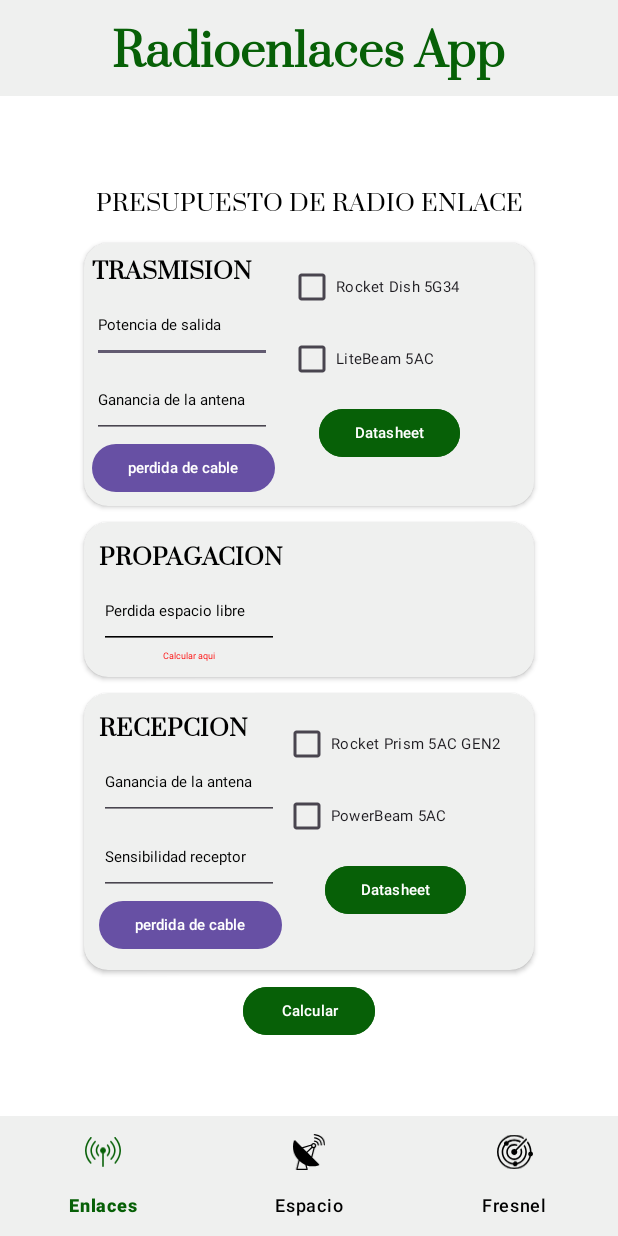
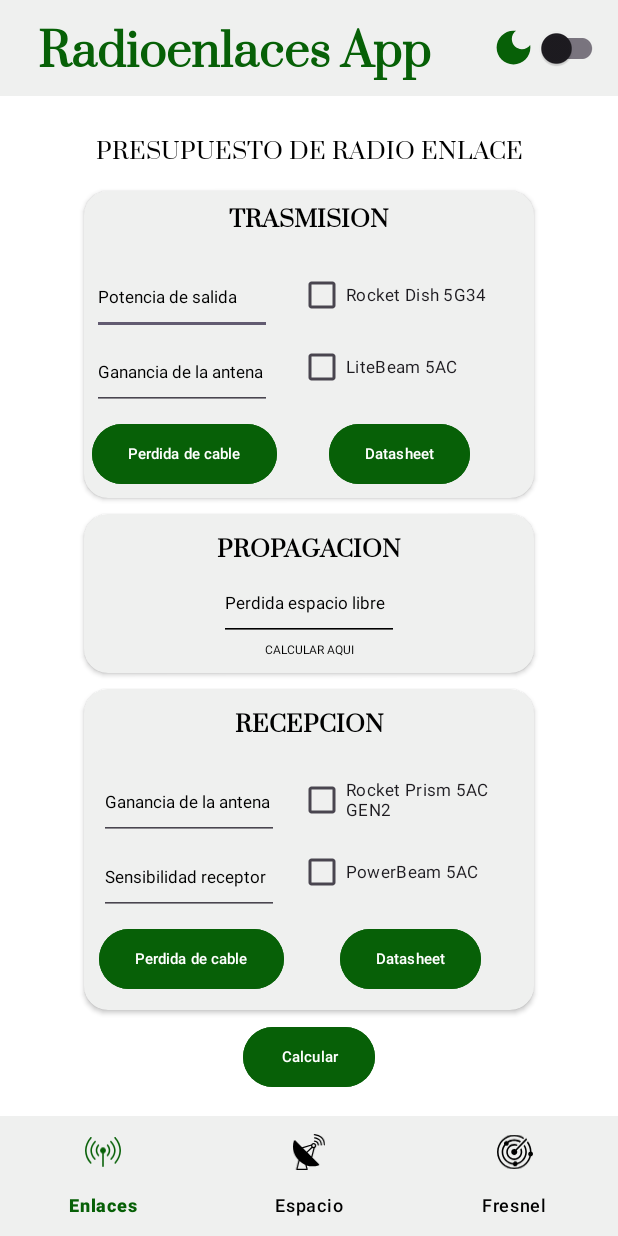
Before and after one commit to carlosenrique312/Proyecto-Radioenlaces, an Android app: the screen it shows after launch (MainActivity), on a phone screen of 412 x 824 dp. Run offline under Robolectric (Android 15) with nearby library versions, the phone set to English and light mode, and no system bars; our stand-ins replace navigation-ui.

Commit message:
initial commit

```diff
--- a/app/src/main/java/com/example/calculadorav4/MainActivity.kt
+++ b/app/src/main/java/com/example/calculadorav4/MainActivity.kt
@@ -2,6 +2,7 @@ package com.example.calculadorav4
 
 import android.os.Bundle
 import androidx.appcompat.app.AppCompatActivity
+import androidx.appcompat.app.AppCompatDelegate
 import androidx.navigation.NavController
 import androidx.navigation.fragment.NavHostFragment
 import androidx.navigation.ui.setupWithNavController
@@ -16,6 +17,19 @@ class MainActivity : AppCompatActivity() {
         binding=ActivityMainBinding.inflate(layoutInflater)
         setContentView(binding.root)
         initUI()
+        initListeners()
+    }
+
+    private fun initListeners() {
+        binding.switchDarkMode.setOnCheckedChangeListener { _, value ->
+
+            if (value){
+                enableDarkMode()
+            }else{
+                disableDarkMode()
+            }
+
+        }
     }
 
     private fun initUI() {
@@ -27,4 +41,12 @@ class MainActivity : AppCompatActivity() {
         navController=navHost.navController
         binding.bottonNavViews.setupWithNavController(navController)
     }
+    private fun enableDarkMode(){
+        AppCompatDelegate.setDefaultNightMode(AppCompatDelegate.MODE_NIGHT_YES)
+        delegate.applyDayNight()
+    }
+    private fun disableDarkMode(){
+        AppCompatDelegate.setDefaultNightMode(AppCompatDelegate.MODE_NIGHT_NO)
+        delegate.applyDayNight()
+    }
 }
--- a/app/src/main/res/color/botton_nav_selector.xml
+++ b/app/src/main/res/color/botton_nav_selector.xml
@@ -1,5 +1,5 @@
 <?xml version="1.0" encoding="utf-8"?>
 <selector xmlns:android="http://schemas.android.com/apk/res/android">
-    <item android:color="@color/secondary" android:state_checked="true"/>
-    <item android:color="@color/accent" />
+    <item android:color="@color/first_combine_color" android:state_checked="true"/>
+    <item android:color="@color/second_combine_color" />
 </selector>
--- /dev/null
+++ b/app/src/main/res/drawable/ic_dark_mode.xml
@@ -0,0 +1,5 @@
+<vector xmlns:android="http://schemas.android.com/apk/res/android" android:height="24dp" android:tint="#000000" android:viewportHeight="24" android:viewportWidth="24" android:width="24dp">
+
+    <path android:fillColor="@android:color/white" android:pathData="M12,3c-4.97,0 -9,4.03 -9,9s4.03,9 9,9s9,-4.03 9,-9c0,-0.46 -0.04,-0.92 -0.1,-1.36c-0.98,1.37 -2.58,2.26 -4.4,2.26c-2.98,0 -5.4,-2.42 -5.4,-5.4c0,-1.81 0.89,-3.42 2.26,-4.4C12.92,3.04 12.46,3 12,3L12,3z"/>
+
+</vector>
--- a/app/src/main/res/layout/activity_main.xml
+++ b/app/src/main/res/layout/activity_main.xml
@@ -7,11 +7,12 @@
     android:layout_height="match_parent"
     tools:context=".MainActivity">
 
-    <FrameLayout
+    <LinearLayout
         android:id="@+id/toolbar"
-        android:layout_width="0dp"
+        android:layout_width="match_parent"
         android:layout_height="?attr/actionBarSize"
         android:background="@color/primary_dark"
+        android:orientation="horizontal"
         app:layout_constraintEnd_toEndOf="parent"
         app:layout_constraintStart_toStartOf="parent"
         app:layout_constraintTop_toTopOf="parent"
@@ -22,12 +23,27 @@
             android:layout_height="wrap_content"
             android:layout_gravity="center"
             android:text="@string/app_name"
-            android:textColor="@color/secondary"
+            android:textColor="@color/tittle_app"
             android:fontFamily="@font/prata"
             android:textSize="30sp"
-            android:textStyle="bold" />
+            android:textStyle="bold"
+            android:layout_marginStart="25dp"/>
 
-    </FrameLayout>
+        <ImageView
+            android:layout_gravity="center"
+            android:layout_width="30dp"
+            android:layout_height="30dp"
+            android:src="@drawable/ic_dark_mode"
+            android:layout_marginStart="40dp"
+            app:tint="@color/tittle_app" />
+
+        <com.google.android.material.switchmaterial.SwitchMaterial
+            android:id="@+id/switch_dark_mode"
+            android:layout_width="wrap_content"
+            android:layout_height="wrap_content"
+            android:layout_gravity="center"/>
+
+    </LinearLayout>
 
     <androidx.fragment.app.FragmentContainerView
         android:id="@+id/fragmentContainerView"
--- a/app/src/main/res/layout/fragment_free_space.xml
+++ b/app/src/main/res/layout/fragment_free_space.xml
@@ -14,13 +14,30 @@
         android:id="@+id/tv_free_space_loss"
         android:layout_width="wrap_content"
         android:layout_height="wrap_content"
-        android:gravity="center"
         android:text="@string/free_space_tittle"
         style="@style/tv_tittle_link_budget_style"
         android:layout_marginVertical="20dp"/>
 
+    <TextView
+        android:id="@+id/tv_free_space_loss_description"
+        android:layout_margin="5dp"
+        android:layout_width="wrap_content"
+        android:layout_height="wrap_content"
+        android:textAlignment="center"
+        android:text="@string/free_space_description"
+        android:textSize="15sp"
+        android:layout_marginVertical="20dp"/>
+
+    <ImageView
+        android:id="@+id/img_free_space_loss"
+        android:layout_width="200dp"
+        android:contentDescription="@string/app_name"
+        android:layout_height="200dp"
+        android:src="@drawable/free_space_img"/>
+
+
     <androidx.cardview.widget.CardView
-        android:layout_width="match_parent"
+        android:layout_width="300dp"
         android:layout_height="wrap_content"
         android:layout_margin="10dp"
         app:cardBackgroundColor="@color/primary_dark"
@@ -31,16 +48,6 @@
             android:layout_height="wrap_content"
             android:layout_margin="10dp">
 
-            <ImageView
-                android:id="@+id/img_free_space_loss"
-                android:layout_width="200dp"
-                android:contentDescription="@string/app_name"
-                android:layout_height="200dp"
-                android:src="@drawable/free_space_img"
-                app:layout_constraintTop_toTopOf="parent"
-                app:layout_constraintStart_toStartOf="parent"
-                app:layout_constraintEnd_toEndOf="parent" />
-
             <EditText
                 android:id="@+id/distance_free_space"
                 android:layout_width="wrap_content"
@@ -48,28 +55,31 @@
                 android:hint="@string/free_space_distance_edit_text"
                 android:importantForAutofill="no"
                 style="@style/edit_text_link_budget_style"
-                android:textSize="23sp"
+                android:maxLength="8"
                 app:layout_constraintEnd_toEndOf="parent"
                 app:layout_constraintStart_toStartOf="parent"
-                app:layout_constraintTop_toBottomOf="@id/img_free_space_loss" />
+                app:layout_constraintTop_toTopOf="parent"/>
 
             <Spinner
                 android:id="@+id/spinner_frequency_free_space"
                 android:layout_width="wrap_content"
-                android:layout_height="50dp"
+                android:layout_height="48dp"
                 app:layout_constraintEnd_toEndOf="parent"
                 app:layout_constraintStart_toStartOf="parent"
                 app:layout_constraintTop_toBottomOf="@+id/distance_free_space" />
+
+            <Button
+                android:id="@+id/btn_free_space"
+                android:layout_width="wrap_content"
+                android:layout_height="wrap_content"
+                style="@style/btn_datasheet_link_budget_style"
+                android:text="@string/free_space_calculate_button"
+                app:layout_constraintTop_toBottomOf="@id/spinner_frequency_free_space"
+                app:layout_constraintEnd_toEndOf="parent"
+                app:layout_constraintStart_toStartOf="parent"/>
 
         </androidx.constraintlayout.widget.ConstraintLayout>
 
     </androidx.cardview.widget.CardView>
 
-    <Button
-        android:id="@+id/btn_free_space"
-        android:layout_width="wrap_content"
-        android:layout_height="wrap_content"
-        style="@style/btn_datasheet_link_budget_style"
-        android:text="@string/free_space_calculate_button" />
-
 </LinearLayout>
--- a/app/src/main/res/layout/fragment_link_budget.xml
+++ b/app/src/main/res/layout/fragment_link_budget.xml
@@ -41,6 +41,7 @@
                 android:layout_width="wrap_content"
                 android:layout_height="wrap_content"
                 android:text="@string/radio_link_transmission"
+                app:layout_constraintEnd_toEndOf="parent"
                 app:layout_constraintStart_toStartOf="parent"
                 app:layout_constraintTop_toTopOf="parent" />
 
@@ -49,6 +50,7 @@
                 style="@style/edit_text_link_budget_style"
                 android:layout_width="120dp"
                 android:layout_height="50dp"
+                android:layout_marginTop="16dp"
                 android:hint="@string/radio_link_transmission_output_power"
                 android:importantForAutofill="no"
                 app:layout_constraintStart_toStartOf="parent"
@@ -66,43 +68,45 @@
 
             <Button
                 android:id="@+id/btn_wire_transmission"
+                style="@style/btn_datasheet_link_budget_style"
                 android:layout_width="wrap_content"
-                android:layout_height="40dp"
-                android:textSize="10sp"
-                android:text="perdida de cable"
+                android:layout_height="48dp"
+                android:text="@string/button_wire"
                 app:layout_constraintStart_toStartOf="parent"
                 app:layout_constraintTop_toBottomOf="@id/etAntennaGain" />
 
             <CheckBox
                 android:id="@+id/antennaRD"
                 android:layout_width="150dp"
-                android:layout_height="wrap_content"
+                android:layout_height="48dp"
                 android:layout_marginStart="15dp"
-                android:text="Rocket Dish 5G34"
-                android:textSize="10sp"
+                android:layout_marginTop="40dp"
+                android:text="@string/Rocket_Dish_5G34"
+                android:textSize="11sp"
                 app:layout_constraintEnd_toEndOf="parent"
-                app:layout_constraintStart_toEndOf="@id/tvTrasmission"
+                app:layout_constraintStart_toEndOf="@id/etOutputPower"
                 app:layout_constraintTop_toTopOf="parent" />
 
             <CheckBox
                 android:id="@+id/antennaLTB"
                 android:layout_width="150dp"
-                android:layout_height="wrap_content"
+                android:layout_height="48dp"
                 android:layout_marginStart="15dp"
-                android:text="LiteBeam 5AC"
-                android:textSize="10sp"
+                android:text="@string/LiteBeam_5AC"
+                android:textSize="11sp"
                 app:layout_constraintEnd_toEndOf="parent"
-                app:layout_constraintStart_toEndOf="@id/tvTrasmission"
+                app:layout_constraintStart_toEndOf="@id/etOutputPower"
                 app:layout_constraintTop_toBottomOf="@id/antennaRD" />
 
             <Button
                 android:id="@+id/btnDatasheet"
                 style="@style/btn_datasheet_link_budget_style"
                 android:layout_width="wrap_content"
-                android:layout_height="40dp"
+                android:layout_height="48dp"
+                android:layout_marginTop="10dp"
                 android:text="@string/radio_link_transmission_datasheet"
                 app:layout_constraintEnd_toEndOf="parent"
-                app:layout_constraintStart_toEndOf="@id/tvTrasmission"
+                app:layout_constraintStart_toEndOf="@id/etOutputPower"
                 app:layout_constraintTop_toBottomOf="@id/antennaLTB" />
 
         </androidx.constraintlayout.widget.ConstraintLayout>
@@ -127,6 +131,7 @@
                 android:layout_width="wrap_content"
                 android:layout_height="wrap_content"
                 android:text="@string/radio_link_propagation"
+                app:layout_constraintEnd_toEndOf="parent"
                 app:layout_constraintStart_toStartOf="parent"
                 app:layout_constraintTop_toTopOf="parent" />
 
@@ -138,6 +143,7 @@
                 android:backgroundTint="@color/accent"
                 android:hint="@string/radio_link_propagation_free_space_loss"
                 android:importantForAutofill="no"
+                app:layout_constraintEnd_toEndOf="parent"
                 app:layout_constraintStart_toStartOf="parent"
                 app:layout_constraintTop_toBottomOf="@id/tvPropagation" />
 
@@ -145,10 +151,12 @@
                 android:id="@+id/tvNavFreeSpace"
                 android:layout_width="120dp"
                 android:layout_height="wrap_content"
-                android:text="Calcular aqui"
-                android:textColor="@color/red"
-                android:textSize="6sp"
+                android:text="@string/text_calculate_here"
                 android:textAlignment="center"
+                android:textAllCaps="true"
+                android:textColor="@color/accent"
+                android:textSize="8sp"
+                app:layout_constraintEnd_toEndOf="parent"
                 app:layout_constraintStart_toStartOf="parent"
                 app:layout_constraintTop_toBottomOf="@id/etFreeSpaceLoss" />
 
@@ -174,12 +182,14 @@
                 android:layout_width="wrap_content"
                 android:layout_height="wrap_content"
                 android:text="@string/radio_link_recepcion"
+                app:layout_constraintEnd_toEndOf="parent"
                 app:layout_constraintStart_toStartOf="parent"
                 app:layout_constraintTop_toTopOf="parent" />
 
             <EditText
                 android:id="@+id/etAntennaGainReception"
                 style="@style/edit_text_link_budget_style"
+                android:layout_marginTop="16dp"
                 android:layout_width="120dp"
                 android:layout_height="50dp"
                 android:hint="@string/radio_link_reception_antenna_gain"
@@ -199,46 +209,48 @@
 
             <Button
                 android:id="@+id/btn_wire_reception"
+                style="@style/btn_datasheet_link_budget_style"
                 android:layout_width="wrap_content"
-                android:layout_height="40dp"
-                android:text="perdida de cable"
-                android:textSize="10sp"
+                android:layout_height="48dp"
+                android:text="@string/button_wire"
                 app:layout_constraintStart_toStartOf="parent"
-                app:layout_constraintTop_toBottomOf="@id/etReceiverSensitivity"/>
+                app:layout_constraintTop_toBottomOf="@id/etReceiverSensitivity" />
 
             <CheckBox
                 android:id="@+id/antennaRP"
                 android:layout_width="150dp"
-                android:layout_height="wrap_content"
+                android:layout_height="48dp"
                 android:layout_marginStart="15dp"
-                android:text="Rocket Prism 5AC GEN2"
-                android:textSize="10sp"
+                android:layout_marginTop="40dp"
+                android:text="@string/Rocket_Prism_5AC"
+                android:textSize="11sp"
                 app:layout_constraintEnd_toEndOf="parent"
-                app:layout_constraintStart_toEndOf="@id/tvReception"
+                app:layout_constraintStart_toEndOf="@id/etAntennaGainReception"
                 app:layout_constraintTop_toTopOf="parent" />
 
             <CheckBox
                 android:id="@+id/antennaPWB"
                 android:layout_width="150dp"
-                android:layout_height="wrap_content"
+                android:layout_height="48dp"
                 android:layout_marginStart="15dp"
-                android:text="PowerBeam 5AC"
-                android:textSize="10sp"
+                android:text="@string/PowerBeam_5AC"
+                android:textSize="11sp"
                 app:layout_constraintEnd_toEndOf="parent"
-                app:layout_constraintStart_toEndOf="@id/tvReception"
+                app:layout_constraintStart_toEndOf="@id/etAntennaGainReception"
                 app:layout_constraintTop_toBottomOf="@id/antennaRP" />
 
             <Button
                 android:id="@+id/btnDatasheetTwo"
                 style="@style/btn_datasheet_link_budget_style"
                 android:layout_width="wrap_content"
-                android:layout_height="40dp"
+                android:layout_height="48dp"
                 android:layout_marginStart="15dp"
+                android:layout_marginTop="10dp"
                 android:text="@string/radio_link_transmission_datasheet"
-                app:layout_constraintStart_toEndOf="@id/tvReception"
-                app:layout_constraintTop_toBottomOf="@id/antennaPWB"
-                app:layout_constraintEnd_toEndOf="parent"/>
-            />
+                app:layout_constraintEnd_toEndOf="parent"
+                app:layout_constraintStart_toEndOf="@id/etReceiverSensitivity"
+                app:layout_constraintTop_toBottomOf="@id/antennaPWB" />
+
 
         </androidx.constraintlayout.widget.ConstraintLayout>
 
@@ -246,11 +258,10 @@
 
     <Button
         android:id="@+id/btnCalculateLinkBudget"
+        style="@style/btn_datasheet_link_budget_style"
         android:layout_width="wrap_content"
-        android:layout_height="40dp"
+        android:layout_height="48dp"
         android:layout_margin="2dp"
-        android:backgroundTint="@color/secondary"
-        android:text="@string/radio_link_calculate_buttton"
-        android:textSize="10sp"/>
+        android:text="@string/radio_link_calculate_buttton" />
 
 </LinearLayout>
--- /dev/null
+++ b/app/src/main/res/values-night/colors.xml
@@ -0,0 +1,13 @@
+<?xml version="1.0" encoding="utf-8"?>
+<resources>
+    <color name="primary">#000000</color>
+    <color name="primary_dark">#242323</color>
+    <color name="secondary">#02164D</color>
+    <color name="tittle_app">#FFFFFFFF</color>
+    <color name="accent">#ffffff</color>
+    <color name="blue">#042e87</color>
+    <color name="red">#ff0000</color>
+    <color name="white">#FFFFFFFF</color>
+    <color name="first_combine_color">#FF9800</color>
+    <color name="second_combine_color">#FFFFFFFF</color>
+</resources>
--- a/app/src/main/res/values-night/themes.xml
+++ b/app/src/main/res/values-night/themes.xml
@@ -1,7 +1,48 @@
 <resources xmlns:tools="http://schemas.android.com/tools">
     <!-- Base application theme. -->
     <style name="Base.Theme.CalculadoraV4" parent="Theme.Material3.DayNight.NoActionBar">
-        <!-- Customize your dark theme here. -->
-        <!-- <item name="colorPrimary">@color/my_dark_primary</item> -->
+        <item name="android:statusBarColor">@color/primary</item>
     </style>
+
+    <style name="Theme.CalculadoraV4" parent="Base.Theme.CalculadoraV4" />
+
+
+    <style name="edit_text_link_budget_style">
+        <item name="android:textColor">@color/accent</item>
+        <item name="android:textColorHint">@color/accent</item>
+        <item name="android:inputType">text</item>
+        <item name="android:textSize">10sp</item>
+    </style>
+
+    <style name="tv_tittle_link_budget_style">
+        <item name="android:textSize">15sp</item>
+        <item name="android:textColor">@color/accent</item>
+        <item name="android:textAllCaps">true</item>
+        <item name="android:textStyle">bold</item>
+        //<item name="fontFamily">@font/prata</item>
+    </style>
+
+    <style name="btn_datasheet_link_budget_style">
+        <item name="android:textSize">10sp</item>
+        <item name="android:backgroundTint">@color/secondary</item>
+        <item name="android:layout_marginTop">5dp</item>
+        <item name="android:textColor">@color/white</item>
+    </style>
+
+    <style name="tvDescriptionViews">
+        <item name="android:textSize">20sp</item>
+        <item name="android:textColor">@color/accent</item>
+        <item name="fontFamily">@font/ibmplexserif</item>
+        <item name="android:textAlignment">center</item>
+        <item name="android:textStyle">bold</item>
+    </style>
+
+    <style name="tvTittleResult">
+        <item name="android:textSize">30sp</item>
+        <item name="android:textColor">@color/accent</item>
+        <item name="android:textStyle">bold</item>
+    </style>
+
+
+
 </resources>
--- a/app/src/main/res/values/colors.xml
+++ b/app/src/main/res/values/colors.xml
@@ -3,7 +3,11 @@
     <color name="primary">#FFFFFFFF</color>
     <color name="primary_dark">#eff0ef</color>
     <color name="secondary">#076007</color>
+    <color name="tittle_app">#076007</color>
     <color name="accent">#FF000000</color>
     <color name="blue">#042e87</color>
     <color name="red">#ff0000</color>
+    <color name="white">#FFFFFFFF</color>
+    <color name="first_combine_color">#076007</color>
+    <color name="second_combine_color">#FF000000</color>
 </resources>
--- a/app/src/main/res/values/strings.xml
+++ b/app/src/main/res/values/strings.xml
@@ -79,7 +79,15 @@
     <string name="fresnel_menu_tittle">Fresnel</string>
     <string name="recalculate_button">Recalcular</string>
     <string name="tittle_result">Tu Resultado</string>
+    <string name="button_wire">Perdida de cable</string>
+    <string name="button_wire_two">Perdida de cable</string>
+    <string name="Rocket_Dish_5G34">Rocket Dish 5G34</string>
+    <string name="LiteBeam_5AC">LiteBeam 5AC</string>
+    <string name="Rocket_Prism_5AC">Rocket Prism 5AC GEN2</string>
+    <string name="PowerBeam_5AC">PowerBeam 5AC</string>
+    <string name="text_calculate_here">Calcular aqui</string>
 
     <string name="fresnel_result_description">Máximo radio en metros de la primera zona de Fresnel.</string>
+    <string name="free_space_description">La pérdida en el espacio libre (FSL o FSPL) es la atenuación de la energía de radio que se produce cuando viaja por el aire entre dos antenas</string>
 
 </resources>
--- a/app/src/main/res/values/themes.xml
+++ b/app/src/main/res/values/themes.xml
@@ -11,7 +11,7 @@
         <item name="android:textColor">@color/accent</item>
         <item name="android:textColorHint">@color/accent</item>
         <item name="android:inputType">text</item>
-        <item name="android:textSize">10sp</item>
+        <item name="android:textSize">11sp</item>
     </style>
 
     <style name="tv_tittle_link_budget_style">
@@ -26,6 +26,7 @@
         <item name="android:textSize">10sp</item>
         <item name="android:backgroundTint">@color/secondary</item>
         <item name="android:layout_marginTop">5dp</item>
+        <item name="android:textColor">@color/white</item>
     </style>
 
     <style name="tvDescriptionViews">
```
